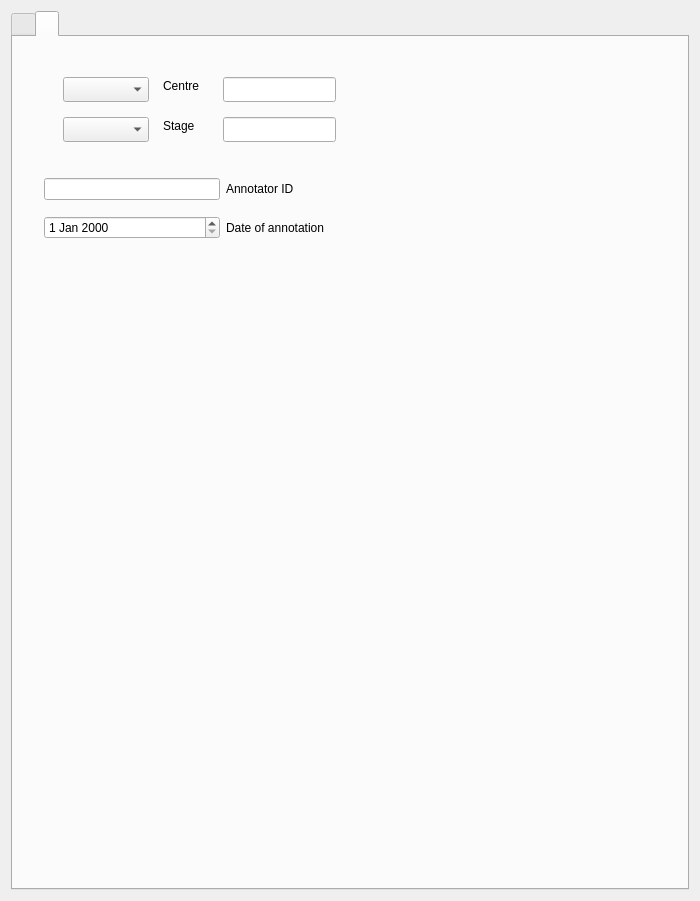
First picture: the form in vpv/ui/views/ui_annotations.ui, repository VCCRI/vpv, before the edit.
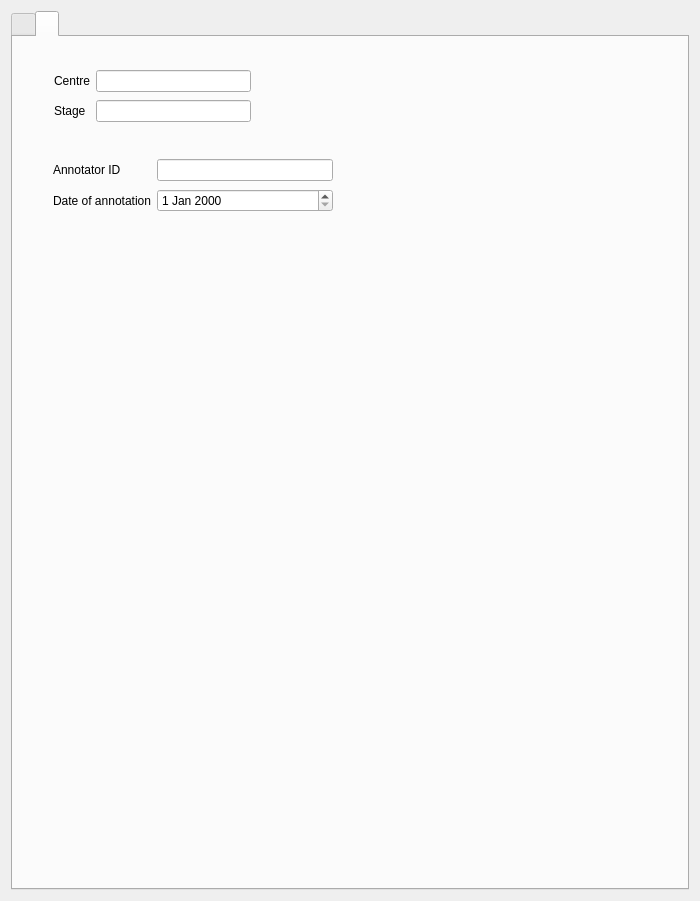
Second picture: the form after the edit. Icons and pictures are not drawn.

Commit message: Finished new addition of settting stage/center from config

Diff of the .ui file:
```diff
--- a/vpv/ui/views/ui_annotations.ui
+++ b/vpv/ui/views/ui_annotations.ui
@@ -277,101 +277,67 @@
       <attribute name="title">
        <string/>
       </attribute>
-      <widget class="QComboBox" name="comboBoxCentre">
+      <widget class="QWidget" name="">
        <property name="geometry">
         <rect>
-         <x>50</x>
-         <y>40</y>
-         <width>86</width>
-         <height>25</height>
+         <x>41</x>
+         <y>31</y>
+         <width>197</width>
+         <height>58</height>
         </rect>
        </property>
+       <layout class="QGridLayout" name="gridLayout_2">
+        <item row="0" column="0">
+         <widget class="QLabel" name="label_4">
+          <property name="text">
+           <string>Centre</string>
+          </property>
+         </widget>
+        </item>
+        <item row="0" column="1">
+         <widget class="QLineEdit" name="lineEditCentre"/>
+        </item>
+        <item row="1" column="0">
+         <widget class="QLabel" name="label_5">
+          <property name="text">
+           <string>Stage</string>
+          </property>
+         </widget>
+        </item>
+        <item row="1" column="1">
+         <widget class="QLineEdit" name="lineEditStage"/>
+        </item>
+       </layout>
       </widget>
-      <widget class="QLabel" name="label_4">
+      <widget class="QWidget" name="">
        <property name="geometry">
         <rect>
-         <x>150</x>
-         <y>40</y>
-         <width>67</width>
-         <height>17</height>
-        </rect>
-       </property>
-       <property name="text">
-        <string>Centre</string>
-       </property>
-      </widget>
-      <widget class="QComboBox" name="comboBoxStage">
-       <property name="geometry">
-        <rect>
-         <x>50</x>
-         <y>80</y>
-         <width>86</width>
-         <height>25</height>
-        </rect>
-       </property>
-      </widget>
-      <widget class="QLabel" name="label_5">
-       <property name="geometry">
-        <rect>
-         <x>150</x>
-         <y>80</y>
-         <width>67</width>
-         <height>17</height>
-        </rect>
-       </property>
-       <property name="text">
-        <string>Stage</string>
-       </property>
-      </widget>
-      <widget class="QLineEdit" name="lineEditCentre">
-       <property name="geometry">
-        <rect>
-         <x>210</x>
-         <y>40</y>
-         <width>113</width>
-         <height>25</height>
-        </rect>
-       </property>
-      </widget>
-      <widget class="QLineEdit" name="lineEditStage">
-       <property name="geometry">
-        <rect>
-         <x>210</x>
-         <y>80</y>
-         <width>113</width>
-         <height>25</height>
-        </rect>
-       </property>
-      </widget>
-      <widget class="QWidget" name="layoutWidget">
-       <property name="geometry">
-        <rect>
-         <x>31</x>
-         <y>131</y>
+         <x>40</x>
+         <y>120</y>
          <width>280</width>
-         <height>82</height>
+         <height>59</height>
         </rect>
        </property>
        <layout class="QGridLayout" name="gridLayout">
-        <item row="0" column="1">
+        <item row="0" column="0">
          <widget class="QLabel" name="label">
           <property name="text">
            <string>Annotator ID</string>
           </property>
          </widget>
         </item>
-        <item row="1" column="0">
-         <widget class="QDateEdit" name="dateEdit"/>
+        <item row="0" column="1">
+         <widget class="QLineEdit" name="lineEditAnnotatorId"/>
         </item>
-        <item row="1" column="1">
+        <item row="1" column="0">
          <widget class="QLabel" name="label_3">
           <property name="text">
            <string>Date of annotation</string>
           </property>
          </widget>
         </item>
-        <item row="0" column="0">
-         <widget class="QLineEdit" name="lineEditAnnotatorId"/>
+        <item row="1" column="1">
+         <widget class="QDateEdit" name="dateEdit"/>
         </item>
        </layout>
       </widget>
```
The commit also changes 13 other files.
